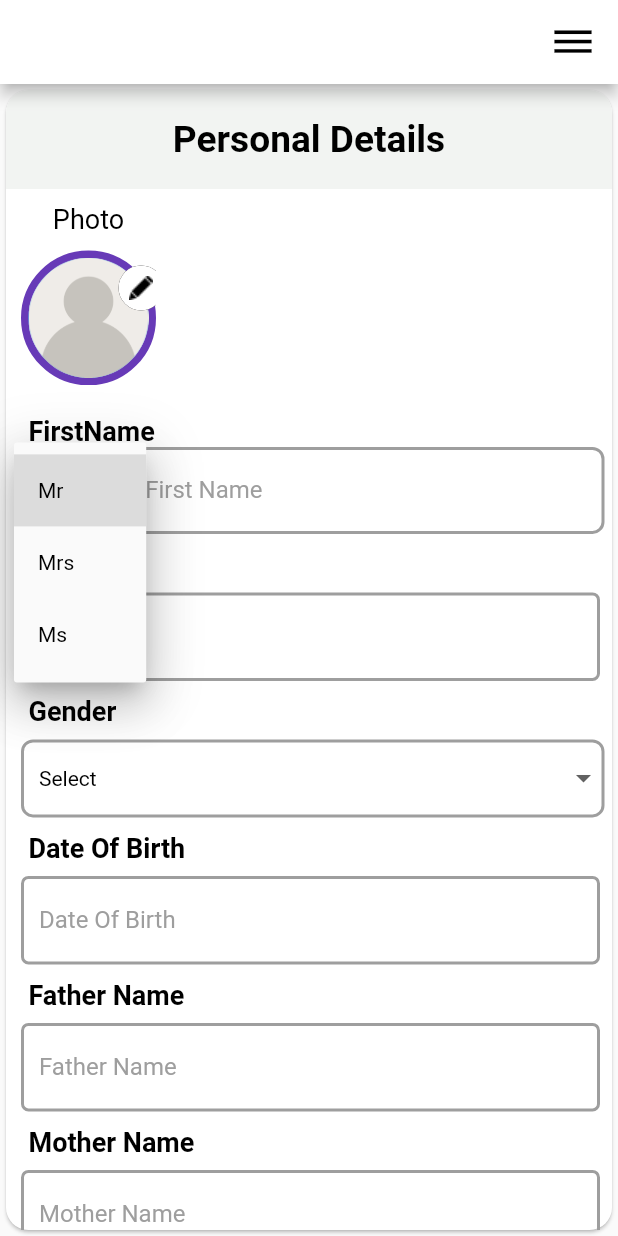
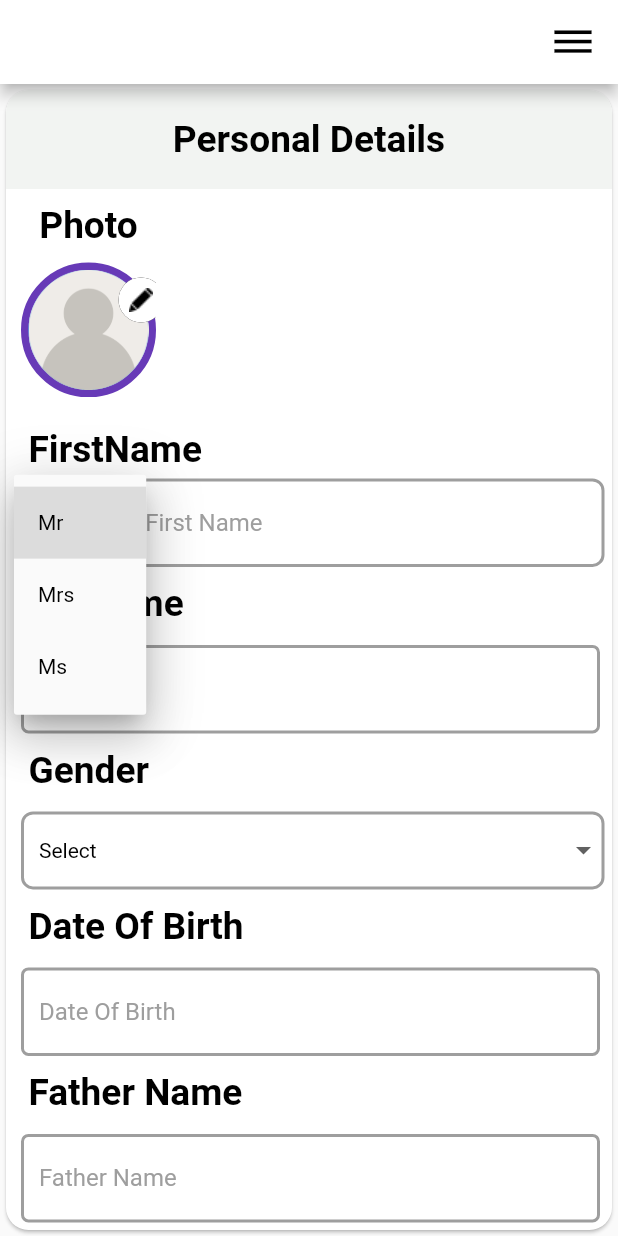
Before and after one commit to Silambu1903/signup, a Flutter app: the screen it shows after launch, after a tap on "Mr", on a phone screen of 412 x 824 dp. Run offline on Flutter 3.47's test engine with Material 2 defaults, Android fonts, the phone set to English and light mode, and no system bars; our stand-ins replace image_picker; Roboto replaces fonts that are missing (Poppins).

Commit message:
last commit

```diff
--- a/lib/screens/sections/addressDetails.dart
+++ b/lib/screens/sections/addressDetails.dart
@@ -483,7 +483,7 @@ class _AddressDetailsState extends State<AddressDetails> {
               flex: 2,
               child: Container(
                 margin: const EdgeInsets.fromLTRB(10, 8, 0, 0),
-                height: 58,
+                height: 51,
                 decoration: const BoxDecoration(
                     color: Color(0xfff2f4f2),
                     borderRadius: BorderRadius.only(
@@ -493,19 +493,12 @@ class _AddressDetailsState extends State<AddressDetails> {
                   mainAxisSize: MainAxisSize.max,
                   mainAxisAlignment: MainAxisAlignment.center,
                   children: [
-                    Expanded(
-                      child: SizedBox(
-                        width: mWidth * 0.02,
-                        height: mHeight * 0.02,
-                        child: const Icon(Icons.phone_android),
-                      ),
+                    SizedBox(
+                      width: mWidth * 0.02,
+                      height: mHeight * 0.02,
+                      child: const Icon(Icons.phone_android),
                     ),
-                    const Expanded(
-                      child: Text(
-                        "+91",
-                        style: TextStyle(color: Colors.black),
-                      ),
-                    )
+
                   ],
                 ),
               ),
@@ -524,7 +517,7 @@ class _AddressDetailsState extends State<AddressDetails> {
               flex: 2,
               child: Container(
                 margin: const EdgeInsets.fromLTRB(10, 8, 0, 0),
-                height: 58,
+                height: 51,
                 decoration: const BoxDecoration(
                     color: Color(0xfff2f4f2),
                     borderRadius: BorderRadius.only(
@@ -557,7 +550,7 @@ class _AddressDetailsState extends State<AddressDetails> {
               flex: 2,
               child: Container(
                 margin: const EdgeInsets.fromLTRB(10, 8, 0, 0),
-                height: 58,
+                height: 51,
                 decoration: const BoxDecoration(
                     color: Color(0xfff2f4f2),
                     borderRadius: BorderRadius.only(
--- a/lib/screens/sections/idCardDetails.dart
+++ b/lib/screens/sections/idCardDetails.dart
@@ -4,7 +4,7 @@ import 'package:flutter/material.dart';
 import 'package:image_picker/image_picker.dart';
 
 class IDCardDetails extends StatefulWidget {
-   IDCardDetails({Key? key}) : super(key: key);
+  IDCardDetails({Key? key}) : super(key: key);
 
   PickedFile? pickedFile;
   File? imageFileAadhaarFront;
@@ -102,34 +102,63 @@ class _IDCardDetailsState extends State<IDCardDetails> {
   getFromCamera(int index) async {
     if (index == 1) {
       widget.pickedFile = (await ImagePicker().getImage(
-        source: ImageSource.gallery,
-        maxWidth: 1000,
-        maxHeight: 1000,
-      ));
-      setState(() {
-        widget.imageFileAadhaarRear = File(widget.pickedFile!.path);
-      });
-    } else {
-      widget.pickedFile = (await ImagePicker().getImage(
         source: ImageSource.camera,
         maxWidth: 1000,
         maxHeight: 1000,
       ));
       setState(() {
-        widget.imageFileAadhaarRear = File(widget.pickedFile!.path);
+        if (index == 1) {
+          widget.imageFileAadhaarFront = File(widget.pickedFile!.path);
+        } else if (index == 2) {
+          widget.imageFileAadhaarRear = File(widget.pickedFile!.path);
+        }
+        else if (index == 3) {
+          widget.imageFilePanFront = File(widget.pickedFile!.path);
+        }
+        else if (index == 4) {
+          widget.imageFilePanRear = File(widget.pickedFile!.path);
+        }
+        else if (index == 5) {
+          widget.imageFileDrivingFront = File(widget.pickedFile!.path);
+        }
+        else if (index == 6) {
+          widget.imageFileDrivingRear = File(widget.pickedFile!.path);
+        }
+        else if (index == 7) {
+          widget.imageFilePassportFront = File(widget.pickedFile!.path);
+        }
+        else if (index == 8) {
+          widget.imageFilePassportRear = File(widget.pickedFile!.path);
+        }
+        else if (index == 9) {
+          widget.imageFilePassportFront = File(widget.pickedFile!.path);
+        }
+        else if (index == 10) {
+          widget.imageFilePassportRear = File(widget.pickedFile!.path);
+        }
+        else if (index == 11) {
+          widget.imageFileVoterFront = File(widget.pickedFile!.path);
+        }
+        else if (index == 12) {
+          widget.imageFileVoterRear = File(widget.pickedFile!.path);
+        }
+        else if (index == 13) {
+          widget.imageFileFamilyFront = File(widget.pickedFile!.path);
+        }
+        else if (index == 14) {
+          widget.imageFileFamilyRear = File(widget.pickedFile!.path);
+        }
       });
     }
   }
 
-  Widget setImage(int index) {
+  setImage(int index) {
     if (index == 1) {
-      return Container(
-        child: ClipRRect(
-          borderRadius: BorderRadius.circular(15),
-          child: widget.imageFileAadhaarFront != null
-              ? Image.file(widget.imageFileAadhaarFront!, fit: BoxFit.cover)
-              : Image.asset('assets/uploadfile.png'),
-        ),
+      return ClipRRect(
+        borderRadius: BorderRadius.circular(15),
+        child: widget.imageFileAadhaarFront != null
+            ? Image.file(widget.imageFileAadhaarFront!, fit: BoxFit.cover)
+            : Center(child: Text('Choose File')),
       );
     } else {
       return Container(
@@ -137,7 +166,7 @@ class _IDCardDetailsState extends State<IDCardDetails> {
           borderRadius: BorderRadius.circular(15),
           child: widget.imageFileAadhaarRear != null
               ? Image.file(widget.imageFileAadhaarRear!, fit: BoxFit.cover)
-              : Image.asset('assets/uploadfile.png'),
+              : Center(child: Text('Choose File')),
         ),
       );
     }
@@ -176,7 +205,7 @@ class _IDCardDetailsState extends State<IDCardDetails> {
               flex: 2,
               child: Container(
                 margin: const EdgeInsets.fromLTRB(10, 8, 0, 0),
-                height: 58,
+                height: 51,
                 decoration: const BoxDecoration(
                     color: Color(0xfff2f4f2),
                     borderRadius: BorderRadius.only(
@@ -221,8 +250,8 @@ class _IDCardDetailsState extends State<IDCardDetails> {
                         decoration: const BoxDecoration(
                             color: Color(0xfff2f4f2),
                             borderRadius: BorderRadius.all(Radius.circular(8))),
-                        child: const Center(
-                          child: Text('Choose File'),
+                        child: Center(
+                          child: setImage(1),
                         ),
                       ),
                     ),
@@ -258,7 +287,7 @@ class _IDCardDetailsState extends State<IDCardDetails> {
               flex: 2,
               child: Container(
                 margin: const EdgeInsets.fromLTRB(10, 8, 0, 0),
-                height: 58,
+                height: 51,
                 decoration: const BoxDecoration(
                     color: Color(0xfff2f4f2),
                     borderRadius: BorderRadius.only(
@@ -333,7 +362,7 @@ class _IDCardDetailsState extends State<IDCardDetails> {
               flex: 2,
               child: Container(
                 margin: const EdgeInsets.fromLTRB(10, 8, 0, 0),
-                height: 58,
+                height: 51,
                 decoration: const BoxDecoration(
                     color: Color(0xfff2f4f2),
                     borderRadius: BorderRadius.only(
@@ -410,7 +439,7 @@ class _IDCardDetailsState extends State<IDCardDetails> {
               flex: 2,
               child: Container(
                 margin: const EdgeInsets.fromLTRB(10, 8, 0, 0),
-                height: 58,
+                height: 51,
                 decoration: const BoxDecoration(
                     color: Color(0xfff2f4f2),
                     borderRadius: BorderRadius.only(
@@ -485,7 +514,7 @@ class _IDCardDetailsState extends State<IDCardDetails> {
               flex: 2,
               child: Container(
                 margin: const EdgeInsets.fromLTRB(10, 8, 0, 0),
-                height: 58,
+                height: 51,
                 decoration: const BoxDecoration(
                     color: Color(0xfff2f4f2),
                     borderRadius: BorderRadius.only(
@@ -553,7 +582,6 @@ class _IDCardDetailsState extends State<IDCardDetails> {
             ),
           ],
         ),
-
       ],
     );
   }
--- a/lib/screens/sections/occupationDetails.dart
+++ b/lib/screens/sections/occupationDetails.dart
@@ -7,8 +7,13 @@ class OccupationDetails extends StatefulWidget {
 
   bool selectedOccupationType = false;
   bool salariedCheckboxVisibility = false;
+  bool selfEmployedCheckboxVisibility = false;
+  bool selfBusiness =  false;
   int? currentSelectedIndex;
   String? selectEducation = "Select";
+  late MediaQueryData screenDimens;
+  late double fontMultiplier;
+  int groupValue = 1;
 
   @override
   _OccupationDetailsState createState() => _OccupationDetailsState();
@@ -149,16 +154,86 @@ class _OccupationDetailsState extends State<OccupationDetails> {
     );
   }
 
+  Widget getBusinessCheckBox() {
+    return Visibility(
+      visible: widget.selfBusiness,
+      child: Padding(
+        padding: const EdgeInsets.all(8.0),
+        child: Wrap(
+          children: [
+            SizedBox(
+              height: 50,
+              child: ListView.builder(
+                shrinkWrap: true,
+                physics: const ClampingScrollPhysics(),
+                scrollDirection: Axis.horizontal,
+                itemCount: occupationType.length,
+                itemBuilder: (ctx, index) {
+                  return checkBoxItem(business[index], index);
+                },
+              ),
+            ),
+          ],
+        ),
+      ),
+    );
+  }
+
+  Widget getSelfEmployedCheckBox() {
+    return Visibility(
+      visible: widget.selfEmployedCheckboxVisibility,
+      child: Padding(
+        padding: const EdgeInsets.all(8.0),
+        child: Wrap(
+          children: [
+            SizedBox(
+              height: 50,
+              child: ListView.builder(
+                shrinkWrap: true,
+                physics: const ClampingScrollPhysics(),
+                scrollDirection: Axis.horizontal,
+                itemCount: selfEmployed.length,
+                itemBuilder: (ctx, index) {
+                  return checkBoxItem(selfEmployed[index], index);
+                },
+              ),
+            ),
+          ],
+        ),
+      ),
+    );
+  }
+
   Widget checkBoxItem(ItemCheck occupationType, int index) {
     return Row(
       children: [
         Text(occupationType.name!),
-        Checkbox(
-          value: occupationType.isChecked,
-          onChanged: (value) {
+        Radio(
+          value: index,
+          groupValue: widget.groupValue,
+          onChanged: (int? val) {
             setState(() {
-              occupationType.isChecked = value;
-              widget.salariedCheckboxVisibility = value!;
+              widget.groupValue = val!;
+              if (occupationType.name == 'Salaried') {
+                widget.salariedCheckboxVisibility = true;
+              }
+              if (occupationType.name != 'Salaried') {
+                widget.salariedCheckboxVisibility = false;
+              }
+              if (occupationType.name == 'Self Employed') {
+                widget.selfEmployedCheckboxVisibility = true;
+              }
+              if (occupationType.name != 'Self Employed') {
+                widget.selfEmployedCheckboxVisibility = false;
+              }
+              if (occupationType.name == 'Business') {
+
+                widget.selfBusiness = true;
+              }
+              if (occupationType.name != 'Business') {
+
+                widget.selfBusiness = false;
+              }
             });
           },
         ),
@@ -170,6 +245,8 @@ class _OccupationDetailsState extends State<OccupationDetails> {
   Widget build(BuildContext context) {
     double mWidth = MediaQuery.of(context).size.width;
     double mHeight = MediaQuery.of(context).size.height;
+    widget.screenDimens = MediaQuery.of(context);
+    widget.fontMultiplier = widget.screenDimens.size.height * 0.01;
     return Column(
       children: [
         Row(
@@ -234,6 +311,8 @@ class _OccupationDetailsState extends State<OccupationDetails> {
           ),
         ),
         getSalariedCheckBox(),
+        getSelfEmployedCheckBox(),
+        getBusinessCheckBox(),
         getText("Gross Annual Income"),
         getTextField('Gross Annual Income'),
         Padding(
@@ -255,6 +334,30 @@ class _OccupationDetailsState extends State<OccupationDetails> {
             ],
           ),
         ),
+
+        Row(
+          children: [
+            Expanded(
+              child: Padding(
+                padding: const EdgeInsets.all(8.0),
+                child: SizedBox(
+                  height: 40,
+                  child: MaterialButton(
+                    color: Colors.purple,
+                    onPressed: () {},
+                    child: Text(
+                      'save',
+                      style: TextStyle(
+                          color: Colors.white,
+                          fontSize: widget.fontMultiplier * 3,
+                          fontWeight: FontWeight.normal),
+                    ),
+                  ),
+                ),
+              ),
+            ),
+          ],
+        )
       ],
     );
   }
--- a/lib/screens/sections/personalDetails.dart
+++ b/lib/screens/sections/personalDetails.dart
@@ -15,6 +15,8 @@ class PersonalDetails extends StatefulWidget {
 }
 
 class _PersonalDetailsState extends State<PersonalDetails> {
+
+
   Widget getTextField(String hint) {
     return Row(
       children: [
@@ -48,8 +50,6 @@ class _PersonalDetailsState extends State<PersonalDetails> {
         Expanded(
           child: Padding(
             padding: const EdgeInsets.fromLTRB(0, 0, 5, 0),
-            child: SizedBox(
-              height: 58,
             child: TextField(
               style: const TextStyle(color: Colors.black),
               decoration: InputDecoration(
@@ -70,7 +70,6 @@ class _PersonalDetailsState extends State<PersonalDetails> {
               ),
             ),
           ),
-          ),
         )
       ],
     );
@@ -78,14 +77,14 @@ class _PersonalDetailsState extends State<PersonalDetails> {
 
   Widget getText(String data) {
     return Padding(
-      padding: const EdgeInsets.only(left: 15, top: 10),
+      padding: const EdgeInsets.only(left: 15, top: 10,bottom: 5),
       child: Row(
         mainAxisAlignment: MainAxisAlignment.start,
         children: [
           Text(
             data,
-            style: const TextStyle(
-                color: Colors.black, fontWeight: FontWeight.bold, fontSize: 18),
+            style:  TextStyle(
+                color: Colors.black, fontWeight: FontWeight.bold, fontSize: widget.fontMultiplier * 3,),
           ),
         ],
       ),
@@ -211,7 +210,7 @@ class _PersonalDetailsState extends State<PersonalDetails> {
           child: Column(
             children: [
               Row(
-                children: const [
+                children:  [
                   Padding(
                     padding: EdgeInsets.only(bottom: 10.0),
                     child: SizedBox(
@@ -219,7 +218,9 @@ class _PersonalDetailsState extends State<PersonalDetails> {
                         child: Center(
                             child: Text(
                           "Photo",
-                          style: TextStyle(fontSize: 18, color: Colors.black),
+                          style: TextStyle(fontSize: widget.fontMultiplier * 3,
+                              color: Colors.black,
+                          fontWeight: FontWeight.bold),
                         ))),
                   )
                 ],
@@ -275,7 +276,7 @@ class _PersonalDetailsState extends State<PersonalDetails> {
               flex: 2,
               child: Container(
                 margin: const EdgeInsets.fromLTRB(10, 0, 0, 0),
-                height: 58,
+                height: 51,
                 decoration: const BoxDecoration(
                     color: Colors.deepPurple,
                     borderRadius: BorderRadius.only(
```
Also changed, not shown: 1 other file. Lines whose indentation alone changed are shown as unchanged.
